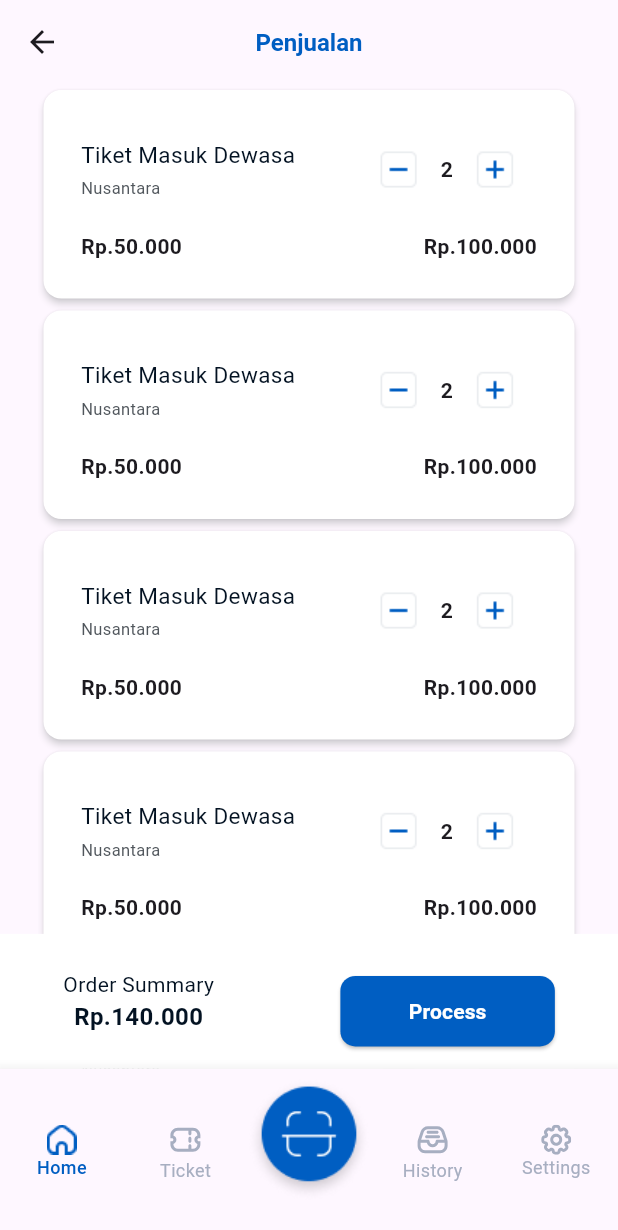
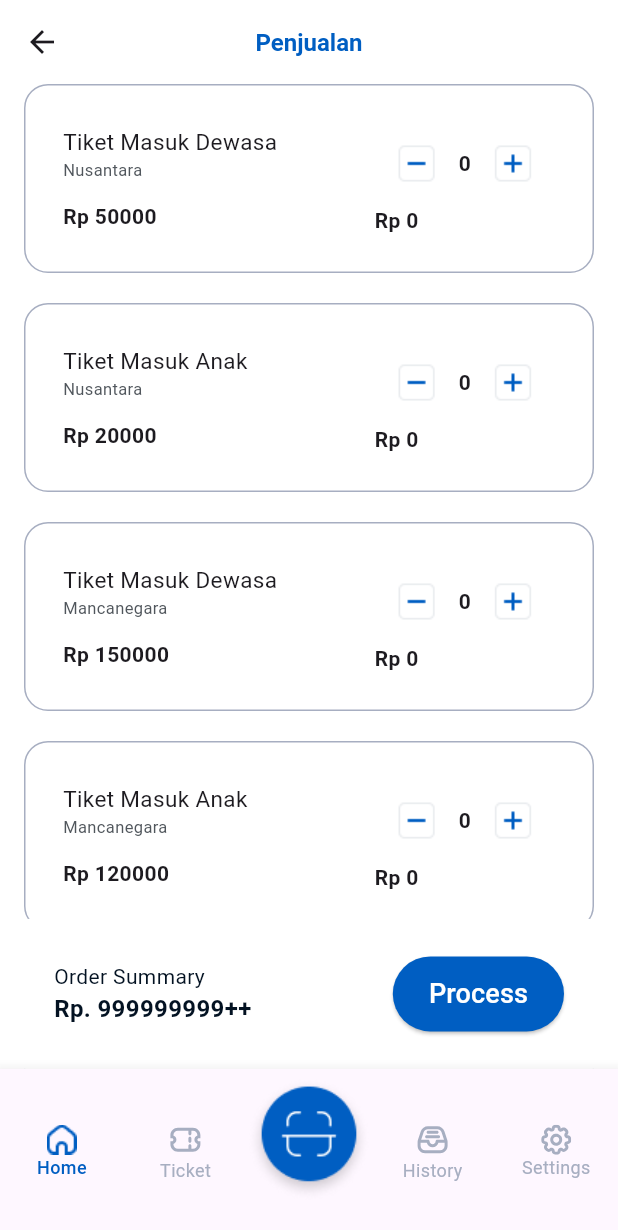
Before and after one commit to Ridhsuki/idn-eticket-app, a Flutter app: the MainScreen screen opened by its route, on a phone screen of 412 x 824 dp. Shown: the top 1230 px of the screen. Run offline on Flutter 3.47's test engine with Material 3 defaults, Android fonts, the phone set to English and light mode, and no system bars; our stand-ins replace flutter_svg.

Commit message:
fix(home screen): make interactive at total price of card ticket
make a model for ticketDumy
make sure reusable widget
refactor widget

issue: fix total ammount!

```diff
--- a/eticket_flutter_app/lib/core/app_color.dart
+++ b/eticket_flutter_app/lib/core/app_color.dart
@@ -2,4 +2,5 @@ import 'package:flutter/widgets.dart';
 class AppColor {
   static const Color mainColor = Color(0xff005ec2);
   static const Color grey = Color(0xffA7AEC1);
+  static const Color greytext = Color(0xff50565C);
 }
--- a/eticket_flutter_app/lib/core/components/app_button.dart
+++ b/eticket_flutter_app/lib/core/components/app_button.dart
@@ -1,5 +1,6 @@
 import 'package:eticket_flutter_app/core/app_color.dart';
 import 'package:flutter/material.dart';
+
 class AppButton extends StatelessWidget {
   const AppButton({super.key, required this.title, required this.onPressed});
 
@@ -10,7 +11,6 @@ class AppButton extends StatelessWidget {
   Widget build(BuildContext context) {
     return SizedBox(
       height: 50,
-      width: double.infinity,
       child: ElevatedButton(
         style: ElevatedButton.styleFrom(backgroundColor: AppColor.mainColor),
         onPressed: onPressed,
--- /dev/null
+++ b/eticket_flutter_app/lib/data/model/ticket_model.dart
@@ -0,0 +1,13 @@
+class TicketModel {
+  final String title;
+  final String subtitle;
+  final int price;
+  int count = 0;
+  int totalPrice = 0;
+
+  TicketModel({
+    required this.title,
+    required this.subtitle,
+    required this.price,
+  });
+}
--- a/eticket_flutter_app/lib/ui/auth/login_screen.dart
+++ b/eticket_flutter_app/lib/ui/auth/login_screen.dart
@@ -68,11 +68,14 @@ class _LoginScreenState extends State<LoginScreen> {
                         ),
                       ),
                       const SizedBox(height: 86),
-                      AppButton(
-                        title: 'Login',
-                        onPressed: () {
-                          Navigator.pushNamed(context, 'main');
-                        },
+                      SizedBox(
+                        width: double.infinity,
+                        child: AppButton(
+                          title: 'Login',
+                          onPressed: () {
+                            Navigator.pushReplacementNamed(context, 'main');
+                          },
+                        ),
                       ),
                       SizedBox(height: 128),
                       Center(
--- a/eticket_flutter_app/lib/ui/home/home_screen.dart
+++ b/eticket_flutter_app/lib/ui/home/home_screen.dart
@@ -1,46 +1,42 @@
 import 'package:eticket_flutter_app/core/app_color.dart';
 import 'package:eticket_flutter_app/core/assets.const.dart';
+import 'package:eticket_flutter_app/core/components/app_button.dart';
+import 'package:eticket_flutter_app/data/model/ticket_model.dart';
 import 'package:flutter/material.dart';
 
-final List<Map> dummyData = [
-  {
-    'title': 'Tiket Masuk Dewasa',
-    'category': 'Nusantara',
-    'price': 50000,
-    'amount': 2,
-  },
-  {
-    'title': 'Tiket Masuk Anak',
-    'category': 'Nusantara',
-    'price': 20000,
-    'amount': 2,
-  },
-  {
-    'title': 'Tiket Masuk Dewasa',
-    'category': 'MancaNegara',
-    'price': 150000,
-    'amount': 0,
-  },
-  {
-    'title': 'Tiket Masuk Anak',
-    'category': 'MancaNegara',
-    'price': 40000,
-    'amount': 0,
-  },
-  {
-    'title': 'Tiket Masuk Bayi',
-    'category': 'MancaNegara/Nusantara',
-    'price': 0,
-    'amount': 0,
-  },
+class HomeScreen extends StatelessWidget {
+  HomeScreen({super.key});
+
+  final List<TicketModel> ticketDummmy = [
+    TicketModel(
+      title: 'Tiket Masuk Dewasa',
+      subtitle: 'Nusantara',
+      price: 50000,
+    ),
+    TicketModel(title: 'Tiket Masuk Anak', subtitle: 'Nusantara', price: 20000),
+    TicketModel(
+      title: 'Tiket Masuk Dewasa',
+      subtitle: 'Mancanegara',
+      price: 150000,
+    ),
+    TicketModel(
+      title: 'Tiket Masuk Anak',
+      subtitle: 'Mancanegara',
+      price: 120000,
+    ),
+    TicketModel(
+      title: 'Tiket Keluarga',
+      subtitle: 'Mancanegara',
+      price: 200000,
+    ),
   ];
 
-class HomeScreen extends StatelessWidget {
-  const HomeScreen({super.key});
+
 
   @override
   Widget build(BuildContext context) {
     return Scaffold(
+      backgroundColor: Colors.white,
       appBar: AppBar(
         title: Text(
           'Penjualan',
@@ -51,24 +47,46 @@ class HomeScreen extends StatelessWidget {
           ),
         ),
         centerTitle: true,
+        backgroundColor: Colors.white,
       ),
-      body: Stack(
+      body: Padding(
+        padding: const EdgeInsets.symmetric(horizontal: 16),
+        child: Stack(
           children: [
-          Padding(
-            padding: const EdgeInsets.symmetric(horizontal: 25),
-            child: AppCard(), // Card Produk Tiket
+            ListView.separated(
+              shrinkWrap: true,
+              itemCount: ticketDummmy.length,
+              separatorBuilder: (context, index) {
+                return SizedBox(height: 20);
+              },
+              itemBuilder: (context, index) {
+                var data = ticketDummmy[index];
+                return Padding(
+                  padding: EdgeInsets.only(
+                    bottom: index == ticketDummmy.length - 1 ? 100 : 0,
+                  ),
+                  child: ItemCardHome(
+                    title: data.title,
+                    subtitle: data.subtitle,
+                    price: data.price,
+                    count: data.count,
+                    totalPrice: data.totalPrice,
+                  ),
+                );
+              },
             ),
             Align(
               alignment: Alignment.bottomCenter,
               child: Container(
+                padding: EdgeInsets.symmetric(horizontal: 20),
                 color: Color(0xffffffff),
-              width: double.infinity,
-              height: 90,
+                height: 100,
                 child: Row(
-                mainAxisAlignment: MainAxisAlignment.spaceAround,
+                  mainAxisAlignment: MainAxisAlignment.spaceBetween,
                   children: [
                     Column(
-                mainAxisAlignment: MainAxisAlignment.center,
+                      mainAxisSize: MainAxisSize.min,
+                      crossAxisAlignment: CrossAxisAlignment.start,
                       children: [
                         Text(
                           'Order Summary',
@@ -78,7 +96,7 @@ class HomeScreen extends StatelessWidget {
                           ),
                         ),
                         Text(
-                        'Rp.140.000',
+                          'Rp. 999999999++',
                           style: TextStyle(
                             fontSize: 16,
                             fontWeight: FontWeight.bold,
@@ -87,132 +105,111 @@ class HomeScreen extends StatelessWidget {
                         ),
                       ],
                     ),
-                  Container(
-                    margin: EdgeInsets.only(top: 28, bottom: 15),
-                    width: 143,
-                    height: 48,
-                    child: ElevatedButton(
-                      style: ElevatedButton.styleFrom(
-                        backgroundColor: AppColor.mainColor,
-                        shape: RoundedRectangleBorder(
-                          borderRadius: BorderRadius.circular(10)
-                        )
-                      ),
-                      onPressed: () {},
-                      child: Text(
-                        'Process',
-                        style: TextStyle(
-                          color: Colors.white,
-                          fontSize: 14,
-                          fontWeight: FontWeight.bold,
-                        ),
+                    AppButton(title: 'Process', onPressed: () {}),
+                  ],
                 ),
               ),
             ),
           ],
         ),
       ),
-          ),
-        ],
-      ),
     );
   }
 }
 
-// Card Widget
-class AppCard extends StatelessWidget {
-  const AppCard({super.key});
+class ItemCardHome extends StatefulWidget {
+  ItemCardHome({
+    super.key,
+    required this.title,
+    required this.subtitle,
+    required this.price,
+    required this.count,
+    required this.totalPrice,
+  });
+  final String title;
+  final String subtitle;
+  final int price;
+  int count;
+  int totalPrice;
 
   @override
+  State<ItemCardHome> createState() => _ItemCardHomeState();
+}
+
+class _ItemCardHomeState extends State<ItemCardHome> {
+  @override
   Widget build(BuildContext context) {
-    return ListView.builder(
-      itemCount: dummyData.length,
-      itemBuilder: (context, index) {
-        return Column(
-          children: [
-            SizedBox(
+    return Container(
       width: double.infinity,
-              child: Card(
-                elevation: 2,
-                color: Color(0xffffffff),
-                shadowColor: Color(0xffE7EAED),
+      decoration: BoxDecoration(
+        color: Colors.white,
+        border: Border.all(color: AppColor.grey),
+        borderRadius: BorderRadius.all(Radius.circular(16)),
+      ),
       child: Padding(
-                  padding: const EdgeInsets.all(25.0),
-                  child: Column(
-                    children: [
-                      Row(
+        padding: const EdgeInsets.symmetric(vertical: 24, horizontal: 25),
+        child: Row(
           mainAxisAlignment: MainAxisAlignment.spaceBetween,
           children: [
             Column(
               crossAxisAlignment: CrossAxisAlignment.start,
               children: [
+                Text(widget.title, style: TextStyle(fontSize: 15)),
                 Text(
-                                'Tiket Masuk Dewasa',
-                                style: TextStyle(
-                                  fontSize: 15,
-                                  color: Color(0xff031222),
+                  widget.subtitle,
+                  style: TextStyle(fontSize: 11, color: AppColor.greytext),
                 ),
-                              ),
-                              SizedBox(height: 4),
+                SizedBox(height: 13),
                 Text(
-                                'Nusantara',
-                                style: TextStyle(
-                                  fontSize: 11,
-                                  color: Color(0xff50565C),
-                                ),
+                  'Rp ${widget.price}',
+                  style: TextStyle(fontSize: 14, fontWeight: FontWeight.bold),
                 ),
               ],
             ),
+            Column(
+              crossAxisAlignment: CrossAxisAlignment.start,
+              children: [
                 Row(
                   mainAxisAlignment: MainAxisAlignment.spaceAround,
                   children: [
                     IconButton(
-                                onPressed: () {},
                       icon: Image.asset(AssetsConst.minusIcon),
+                      onPressed: () {
+                        setState(() {
+                          if (widget.count == 0) {
+                            return;
+                          } else {
+                            widget.count--;
+                          }
+                        });
+                      },
                     ),
                     Text(
-                                '2',
+                      widget.count.toString(),
                       style: TextStyle(
                         fontWeight: FontWeight.bold,
                         fontSize: 14,
                       ),
                     ),
                     IconButton(
-                                onPressed: () {},
                       icon: Image.asset(AssetsConst.plusIcon),
+                      onPressed: () {
+                        setState(() {
+                          widget.count++;
+                        });
+                      },
                     ),
                   ],
                 ),
-                        ],
-                      ),
-                      SizedBox(height: 13),
-                      Row(
-                        mainAxisAlignment: MainAxisAlignment.spaceBetween,
-                        children: [
                 Text(
-                            'Rp.50.000',
-                            style: TextStyle(
-                              fontSize: 14,
-                              fontWeight: FontWeight.bold,
-                            ),
-                          ),
-                          Text(
-                            'Rp.100.000',
-                            style: TextStyle(
-                              fontSize: 14,
-                              fontWeight: FontWeight.bold,
-                            ),
+                  'Rp ${widget.totalPrice = widget.price * widget.count}',
+                  style: TextStyle(fontSize: 14, fontWeight: FontWeight.bold),
                 ),
               ],
             ),
           ],
         ),
       ),
-              ),
-            ),
-          ],
-        );
-      },
     );
   }
 }
```
Lines whose indentation alone changed are shown as unchanged.
